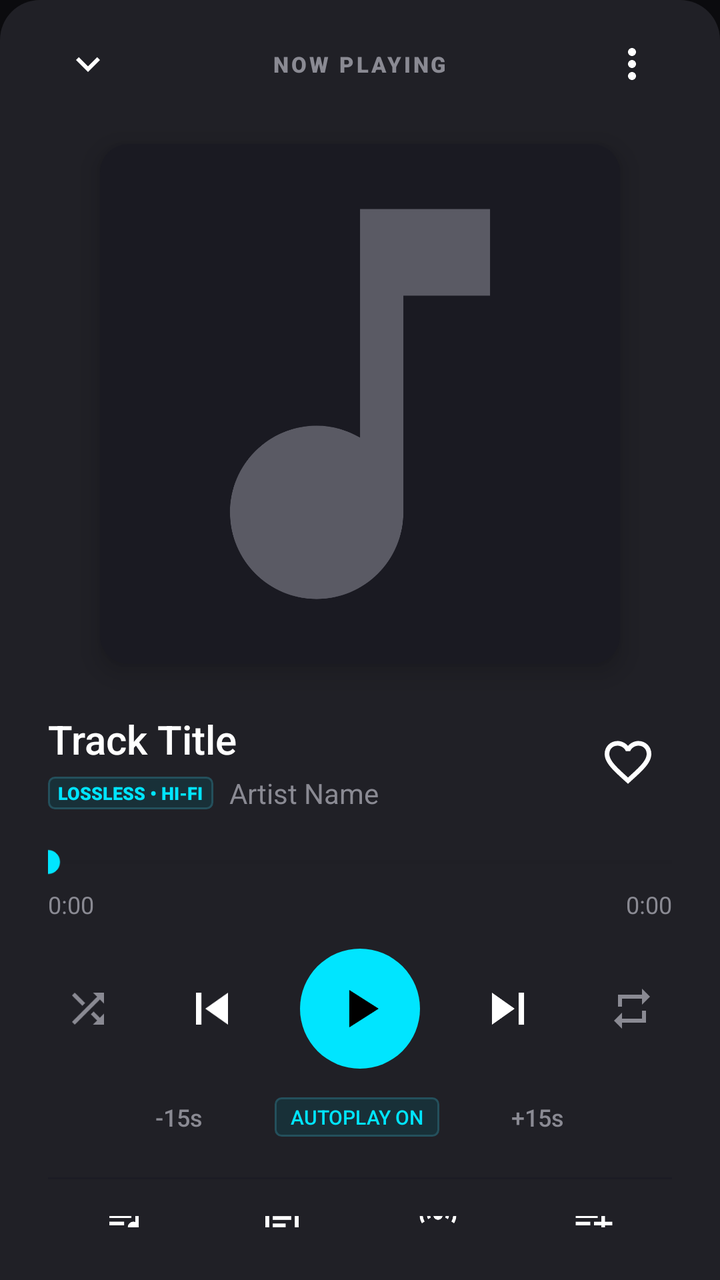
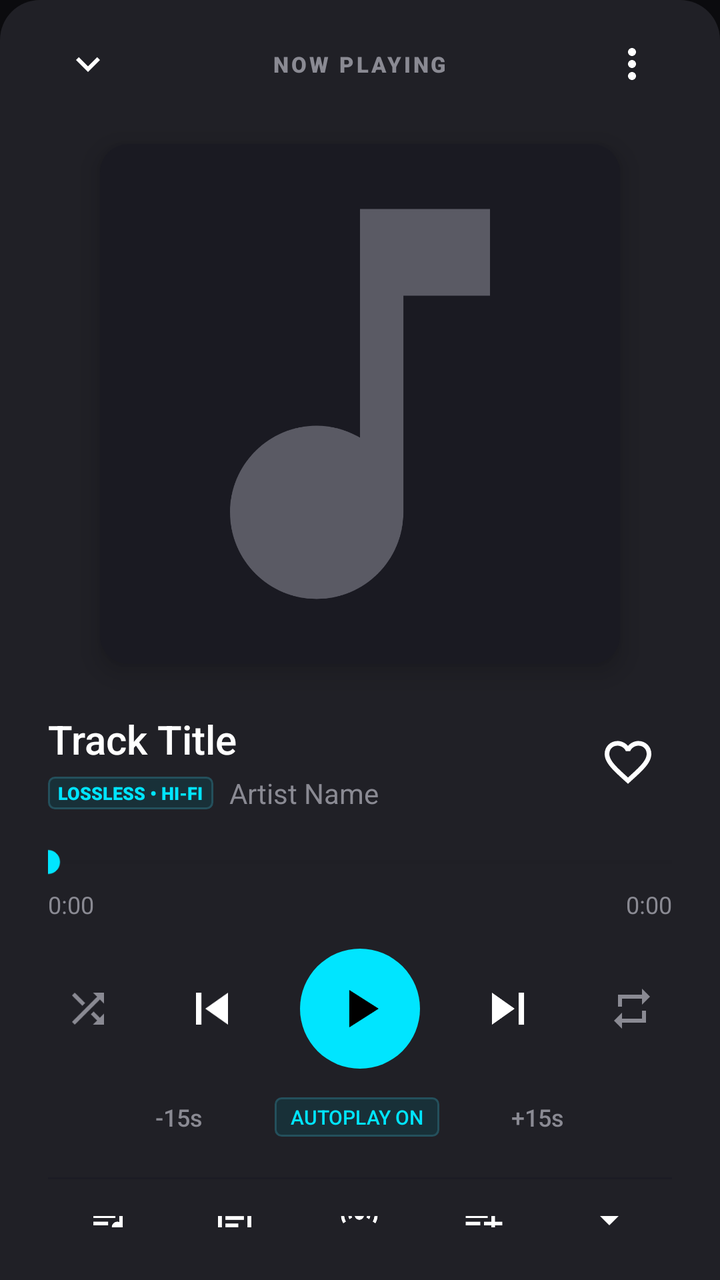

Two renders of the same Android screen: before a commit and after it. Below are the layout's source before the change and the commit's diff.
<!-- AndroidManifest.xml: application theme Theme.BraveMusicPlayer -->
<!-- res/layout/dialog_now_playing.xml -->
<?xml version="1.0" encoding="utf-8"?>
<LinearLayout xmlns:android="http://schemas.android.com/apk/res/android"
    xmlns:app="http://schemas.android.com/apk/res-auto"
    android:id="@+id/layoutNowPlayingSheet"
    android:layout_width="match_parent"
    android:layout_height="match_parent"
    android:background="@drawable/bg_now_playing_sheet"
    android:orientation="vertical"
    android:paddingStart="24dp"
    android:paddingTop="12dp"
    android:paddingEnd="24dp"
    android:paddingBottom="24dp">

    
    <RelativeLayout
        android:layout_width="match_parent"
        android:layout_height="wrap_content">

        <ImageView
            android:id="@+id/ivCollapseNowPlaying"
            android:layout_width="40dp"
            android:layout_height="40dp"
            android:layout_alignParentStart="true"
            android:layout_centerVertical="true"
            android:background="?android:attr/selectableItemBackgroundBorderless"
            android:contentDescription="Collapse Now Playing"
            android:padding="8dp"
            android:src="@drawable/ic_expand_more" />

        <TextView
            android:layout_width="wrap_content"
            android:layout_height="wrap_content"
            android:layout_centerInParent="true"
            android:fontFamily="sans-serif-black"
            android:letterSpacing="0.12"
            android:text="NOW PLAYING"
            android:textColor="@color/tidal_text_secondary"
            android:textSize="11sp" />

        <ImageView
            android:id="@+id/btnNowPlayingMore"
            android:layout_width="40dp"
            android:layout_height="40dp"
            android:layout_alignParentEnd="true"
            android:layout_centerVertical="true"
            android:background="?android:attr/selectableItemBackgroundBorderless"
            android:contentDescription="Track Options"
            android:padding="8dp"
            android:src="@drawable/ic_more_vert" />
    </RelativeLayout>

    
    <androidx.cardview.widget.CardView
        android:layout_width="260dp"
        android:layout_height="260dp"
        android:layout_gravity="center_horizontal"
        android:layout_marginTop="20dp"
        android:layout_marginBottom="24dp"
        app:cardBackgroundColor="@color/tidal_surface_card"
        app:cardCornerRadius="14dp"
        app:cardElevation="8dp">

        <ImageView
            android:id="@+id/ivNowPlayingCover"
            android:layout_width="match_parent"
            android:layout_height="match_parent"
            android:contentDescription="Now Playing Album Art"
            android:scaleType="centerCrop"
            android:src="@drawable/ic_music_note" />
    </androidx.cardview.widget.CardView>

    
    <LinearLayout
        android:layout_width="match_parent"
        android:layout_height="wrap_content"
        android:gravity="center_vertical"
        android:orientation="horizontal">

        <LinearLayout
            android:layout_width="0dp"
            android:layout_height="wrap_content"
            android:layout_weight="1"
            android:orientation="vertical">

            <TextView
                android:id="@+id/tvNowPlayingTitle"
                android:layout_width="wrap_content"
                android:layout_height="wrap_content"
                android:ellipsize="end"
                android:fontFamily="sans-serif-medium"
                android:maxLines="1"
                android:text="Track Title"
                android:textColor="@color/tidal_text_primary"
                android:textSize="20sp" />

            <LinearLayout
                android:layout_width="wrap_content"
                android:layout_height="wrap_content"
                android:layout_marginTop="4dp"
                android:gravity="center_vertical"
                android:orientation="horizontal">

                <TextView
                    android:id="@+id/tvNowPlayingHiFiBadge"
                    android:layout_width="wrap_content"
                    android:layout_height="wrap_content"
                    android:layout_marginEnd="8dp"
                    android:background="@drawable/bg_pill_badge"
                    android:fontFamily="sans-serif-black"
                    android:paddingStart="5dp"
                    android:paddingTop="2dp"
                    android:paddingEnd="5dp"
                    android:paddingBottom="2dp"
                    android:text="LOSSLESS • HI-FI"
                    android:textColor="@color/tidal_badge_text"
                    android:textSize="9sp" />

                <TextView
                    android:id="@+id/tvNowPlayingArtist"
                    android:layout_width="wrap_content"
                    android:layout_height="wrap_content"
                    android:ellipsize="end"
                    android:fontFamily="sans-serif"
                    android:maxLines="1"
                    android:text="Artist Name"
                    android:textColor="@color/tidal_text_secondary"
                    android:textSize="14sp" />
            </LinearLayout>
        </LinearLayout>

        <ImageView
            android:id="@+id/btnNowPlayingLike"
            android:layout_width="44dp"
            android:layout_height="44dp"
            android:background="?android:attr/selectableItemBackgroundBorderless"
            android:contentDescription="Like Track"
            android:padding="8dp"
            android:src="@drawable/ic_heart_outline" />
    </LinearLayout>

    
    <SeekBar
        android:id="@+id/sbNowPlayingProgress"
        android:layout_width="match_parent"
        android:layout_height="wrap_content"
        android:layout_marginTop="16dp"
        android:max="1000"
        android:paddingStart="0dp"
        android:paddingEnd="0dp"
        android:progress="0"
        android:progressBackgroundTint="@color/tidal_divider"
        android:progressTint="@color/tidal_accent"
        android:thumbTint="@color/tidal_accent" />

    
    <RelativeLayout
        android:layout_width="match_parent"
        android:layout_height="wrap_content"
        android:layout_marginTop="4dp">

        <TextView
            android:id="@+id/tvNowPlayingPosition"
            android:layout_width="wrap_content"
            android:layout_height="wrap_content"
            android:layout_alignParentStart="true"
            android:fontFamily="sans-serif"
            android:text="0:00"
            android:textColor="@color/tidal_text_secondary"
            android:textSize="12sp" />

        <TextView
            android:id="@+id/tvNowPlayingDuration"
            android:layout_width="wrap_content"
            android:layout_height="wrap_content"
            android:layout_alignParentEnd="true"
            android:fontFamily="sans-serif"
            android:text="0:00"
            android:textColor="@color/tidal_text_secondary"
            android:textSize="12sp" />
    </RelativeLayout>

    
    <LinearLayout
        android:layout_width="match_parent"
        android:layout_height="wrap_content"
        android:layout_marginTop="14dp"
        android:gravity="center"
        android:orientation="horizontal">

        <ImageView
            android:id="@+id/btnNowPlayingShuffle"
            android:layout_width="44dp"
            android:layout_height="44dp"
            android:background="?android:attr/selectableItemBackgroundBorderless"
            android:contentDescription="Toggle Shuffle"
            android:padding="10dp"
            android:src="@drawable/ic_shuffle"
            app:tint="@color/tidal_text_secondary" />

        <ImageView
            android:id="@+id/btnNowPlayingPrev"
            android:layout_width="48dp"
            android:layout_height="48dp"
            android:layout_marginStart="16dp"
            android:background="?android:attr/selectableItemBackgroundBorderless"
            android:contentDescription="Previous Track"
            android:padding="8dp"
            android:src="@drawable/ic_skip_previous" />

        
        <FrameLayout
            android:id="@+id/layoutNowPlayingPlayPause"
            android:layout_width="60dp"
            android:layout_height="60dp"
            android:layout_marginStart="20dp"
            android:layout_marginEnd="20dp"
            android:background="@drawable/bg_play_button_circle"
            android:clickable="true"
            android:focusable="true">

            <ImageView
                android:id="@+id/btnNowPlayingPlayPause"
                android:layout_width="32dp"
                android:layout_height="32dp"
                android:layout_gravity="center"
                android:contentDescription="Play/Pause"
                android:src="@drawable/ic_play_arrow"
                app:tint="@color/black" />
        </FrameLayout>

        <ImageView
            android:id="@+id/btnNowPlayingNext"
            android:layout_width="48dp"
            android:layout_height="48dp"
            android:layout_marginEnd="16dp"
            android:background="?android:attr/selectableItemBackgroundBorderless"
            android:contentDescription="Next Track"
            android:padding="8dp"
            android:src="@drawable/ic_skip_next" />

        <ImageView
            android:id="@+id/btnNowPlayingRepeat"
            android:layout_width="44dp"
            android:layout_height="44dp"
            android:background="?android:attr/selectableItemBackgroundBorderless"
            android:contentDescription="Toggle Repeat"
            android:padding="10dp"
            android:src="@drawable/ic_repeat"
            app:tint="@color/tidal_text_secondary" />
    </LinearLayout>

    
    <LinearLayout
        android:layout_width="match_parent"
        android:layout_height="wrap_content"
        android:layout_marginTop="10dp"
        android:gravity="center"
        android:orientation="horizontal">

        <TextView
            android:id="@+id/btnNowPlayingRewind15"
            android:layout_width="wrap_content"
            android:layout_height="wrap_content"
            android:background="?android:attr/selectableItemBackground"
            android:fontFamily="sans-serif-medium"
            android:paddingStart="12dp"
            android:paddingTop="6dp"
            android:paddingEnd="12dp"
            android:paddingBottom="6dp"
            android:text="-15s"
            android:textColor="@color/tidal_text_secondary"
            android:textSize="12sp" />

        <TextView
            android:id="@+id/tvNowPlayingAutoplayStatus"
            android:layout_width="wrap_content"
            android:layout_height="wrap_content"
            android:layout_marginStart="24dp"
            android:layout_marginEnd="24dp"
            android:background="@drawable/bg_pill_badge"
            android:fontFamily="sans-serif-medium"
            android:paddingStart="8dp"
            android:paddingTop="3dp"
            android:paddingEnd="8dp"
            android:paddingBottom="3dp"
            android:text="AUTOPLAY ON"
            android:textColor="@color/tidal_badge_text"
            android:textSize="10sp" />

        <TextView
            android:id="@+id/btnNowPlayingForward15"
            android:layout_width="wrap_content"
            android:layout_height="wrap_content"
            android:background="?android:attr/selectableItemBackground"
            android:fontFamily="sans-serif-medium"
            android:paddingStart="12dp"
            android:paddingTop="6dp"
            android:paddingEnd="12dp"
            android:paddingBottom="6dp"
            android:text="+15s"
            android:textColor="@color/tidal_text_secondary"
            android:textSize="12sp" />
    </LinearLayout>

    <View
        android:layout_width="match_parent"
        android:layout_height="1dp"
        android:layout_marginTop="16dp"
        android:layout_marginBottom="16dp"
        android:background="@color/tidal_divider" />

    
    <LinearLayout
        android:layout_width="match_parent"
        android:layout_height="wrap_content"
        android:gravity="center"
        android:orientation="horizontal">

        <LinearLayout
            android:id="@+id/btnNowPlayingQueueAction"
            android:layout_width="0dp"
            android:layout_height="wrap_content"
            android:layout_weight="1"
            android:background="?android:attr/selectableItemBackground"
            android:clickable="true"
            android:focusable="true"
            android:gravity="center"
            android:orientation="vertical"
            android:padding="8dp">

            <ImageView
                android:layout_width="22dp"
                android:layout_height="22dp"
                android:contentDescription="Queue"
                android:src="@drawable/ic_queue_music"
                app:tint="@color/tidal_text_primary" />

            <TextView
                android:layout_width="wrap_content"
                android:layout_height="wrap_content"
                android:layout_marginTop="4dp"
                android:fontFamily="sans-serif"
                android:text="Queue"
                android:textColor="@color/tidal_text_secondary"
                android:textSize="11sp" />
        </LinearLayout>

        <LinearLayout
            android:id="@+id/btnNowPlayingLyricsAction"
            android:layout_width="0dp"
            android:layout_height="wrap_content"
            android:layout_weight="1"
            android:background="?android:attr/selectableItemBackground"
            android:clickable="true"
            android:focusable="true"
            android:gravity="center"
            android:orientation="vertical"
            android:padding="8dp">

            <ImageView
                android:layout_width="22dp"
                android:layout_height="22dp"
                android:contentDescription="Song Lyrics"
                android:src="@drawable/ic_lyrics"
                app:tint="@color/tidal_text_primary" />

            <TextView
                android:layout_width="wrap_content"
                android:layout_height="wrap_content"
                android:layout_marginTop="4dp"
                android:fontFamily="sans-serif"
                android:text="Lyrics"
                android:textColor="@color/tidal_text_secondary"
                android:textSize="11sp" />
        </LinearLayout>

        <LinearLayout
            android:id="@+id/btnNowPlayingRadioAction"
            android:layout_width="0dp"
            android:layout_height="wrap_content"
            android:layout_weight="1"
            android:background="?android:attr/selectableItemBackground"
            android:clickable="true"
            android:focusable="true"
            android:gravity="center"
            android:orientation="vertical"
            android:padding="8dp">

            <ImageView
                android:layout_width="22dp"
                android:layout_height="22dp"
                android:contentDescription="Track Radio"
                android:src="@drawable/ic_radio"
                app:tint="@color/tidal_text_primary" />

            <TextView
                android:layout_width="wrap_content"
                android:layout_height="wrap_content"
                android:layout_marginTop="4dp"
                android:fontFamily="sans-serif"
                android:text="Radio"
                android:textColor="@color/tidal_text_secondary"
                android:textSize="11sp" />
        </LinearLayout>

        <LinearLayout
            android:id="@+id/btnNowPlayingAddPlaylistAction"
            android:layout_width="0dp"
            android:layout_height="wrap_content"
            android:layout_weight="1"
            android:background="?android:attr/selectableItemBackground"
            android:clickable="true"
            android:focusable="true"
            android:gravity="center"
            android:orientation="vertical"
            android:padding="8dp">

            <ImageView
                android:layout_width="22dp"
                android:layout_height="22dp"
                android:contentDescription="Add to Playlist"
                android:src="@drawable/ic_playlist_add"
                app:tint="@color/tidal_text_primary" />

            <TextView
                android:layout_width="wrap_content"
                android:layout_height="wrap_content"
                android:layout_marginTop="4dp"
                android:fontFamily="sans-serif"
                android:text="Playlist"
                android:textColor="@color/tidal_text_secondary"
                android:textSize="11sp" />
        </LinearLayout>
    </LinearLayout>

</LinearLayout>
<!-- resources referenced by this layout -->
<resources>
  <color name="black">#FF000000</color>
  <color name="tidal_accent">#00E5FF</color>
  <color name="tidal_badge_text">#00E5FF</color>
  <color name="tidal_divider">#1C1C24</color>
  <color name="tidal_surface_card">#1A1A22</color>
  <color name="tidal_text_primary">#FFFFFF</color>
  <color name="tidal_text_secondary">#8A8A93</color>
  <!-- drawable bg_now_playing_sheet (drawable) -->
  <?xml version="1.0" encoding="utf-8"?>
  <shape xmlns:android="http://schemas.android.com/apk/res/android"
      android:shape="rectangle">
      <solid android:color="@color/tidal_surface_elevated" />
      <corners
          android:topLeftRadius="20dp"
          android:topRightRadius="20dp" />
  </shape>
  <!-- drawable bg_pill_badge (drawable) -->
  <?xml version="1.0" encoding="utf-8"?>
  <shape xmlns:android="http://schemas.android.com/apk/res/android"
      android:shape="rectangle">
      <solid android:color="@color/tidal_badge_bg" />
      <stroke
          android:width="1dp"
          android:color="#24505C" />
      <corners android:radius="3dp" />
  </shape>
  <!-- drawable bg_play_button_circle (drawable) -->
  <?xml version="1.0" encoding="utf-8"?>
  <shape xmlns:android="http://schemas.android.com/apk/res/android"
      android:shape="oval">
      <solid android:color="@color/tidal_accent" />
  </shape>
  <!-- drawable ic_expand_more (drawable) -->
  <vector xmlns:android="http://schemas.android.com/apk/res/android"
      android:width="24dp"
      android:height="24dp"
      android:viewportWidth="24"
      android:viewportHeight="24">
      <path
          android:fillColor="#FFFFFFFF"
          android:pathData="M16.59,8.59L12,13.17 7.41,8.59 6,10l6,6 6,-6z"/>
  </vector>
  <!-- drawable ic_play_arrow (drawable) -->
  <vector xmlns:android="http://schemas.android.com/apk/res/android"
      android:width="24dp"
      android:height="24dp"
      android:viewportWidth="24"
      android:viewportHeight="24">
      <path
          android:fillColor="#FFFFFFFF"
          android:pathData="M8,5v14l11,-7z"/>
  </vector>
  <!-- drawable ic_repeat (drawable) -->
  <vector xmlns:android="http://schemas.android.com/apk/res/android"
      android:width="24dp"
      android:height="24dp"
      android:viewportWidth="24"
      android:viewportHeight="24">
      <path
          android:fillColor="#FFFFFFFF"
          android:pathData="M7,7h10v3l4,-4 -4,-4v3H5v6h2V7zm10,10H7v-3l-4,4 4,4v-3h12v-6h-2v4z"/>
  </vector>
  <!-- drawable ic_skip_next (drawable) -->
  <vector xmlns:android="http://schemas.android.com/apk/res/android"
      android:width="24dp"
      android:height="24dp"
      android:viewportWidth="24"
      android:viewportHeight="24">
      <path
          android:fillColor="#FFFFFFFF"
          android:pathData="M6,18l8.5,-6L6,6v12zM16,6v12h2L18,6h-2z"/>
  </vector>
  <!-- drawable ic_skip_previous (drawable) -->
  <vector xmlns:android="http://schemas.android.com/apk/res/android"
      android:width="24dp"
      android:height="24dp"
      android:viewportWidth="24"
      android:viewportHeight="24">
      <path
          android:fillColor="#FFFFFFFF"
          android:pathData="M6,6h2v12L6,18L6,6zM9.5,12l8.5,6L18,6l-8.5,6z"/>
  </vector>
  <color name="tidal_surface_elevated">#202026</color>
  <color name="tidal_badge_bg">#183038</color>
  <color name="tidal_surface">#16161B</color>
  <color name="tidal_bg">#0B0B0E</color>
  <style name="TidalBottomSheetDialogTheme" parent="Theme.Design.Light.BottomSheetDialog">
          <item name="bottomSheetStyle">@style/TidalBottomSheetStyle</item>
      </style>
  <style name="TidalBottomSheetStyle" parent="Widget.Design.BottomSheet.Modal">
          <item name="android:background">@android:color/transparent</item>
      </style>
  <!-- unchanged entries left out for length: 9 -->
</resources>

<!-- the commit's change to res/layout/dialog_now_playing.xml (unified diff, before → after) -->
@@ -431,6 +431,35 @@
                 android:textColor="@color/tidal_text_secondary"
                 android:textSize="11sp" />
         </LinearLayout>
+
+        <LinearLayout
+            android:id="@+id/btnNowPlayingDownloadAction"
+            android:layout_width="0dp"
+            android:layout_height="wrap_content"
+            android:layout_weight="1"
+            android:background="?android:attr/selectableItemBackground"
+            android:clickable="true"
+            android:focusable="true"
+            android:gravity="center"
+            android:orientation="vertical"
+            android:padding="8dp">
+
+            <ImageView
+                android:layout_width="22dp"
+                android:layout_height="22dp"
+                android:contentDescription="Download Track"
+                android:src="@drawable/ic_download"
+                app:tint="@color/tidal_text_primary" />
+
+            <TextView
+                android:layout_width="wrap_content"
+                android:layout_height="wrap_content"
+                android:layout_marginTop="4dp"
+                android:fontFamily="sans-serif"
+                android:text="Download"
+                android:textColor="@color/tidal_text_secondary"
+                android:textSize="11sp" />
+        </LinearLayout>
     </LinearLayout>
 
 </LinearLayout>
<!-- resource entries referenced after the edit -->
@@ -32,6 +32,16 @@
       android:shape="oval">
       <solid android:color="@color/tidal_accent" />
   </shape>
+  <!-- drawable ic_download (drawable) -->
+  <vector xmlns:android="http://schemas.android.com/apk/res/android"
+      android:width="24dp"
+      android:height="24dp"
+      android:viewportWidth="24"
+      android:viewportHeight="24">
+    <path
+        android:fillColor="@android:color/white"
+        android:pathData="M19,9h-4V3H9v6H5l7,7 7,-7zM5,18v2h14v-2H5z"/>
+  </vector>
   <!-- drawable ic_expand_more (drawable) -->
   <vector xmlns:android="http://schemas.android.com/apk/res/android"
       android:width="24dp"
